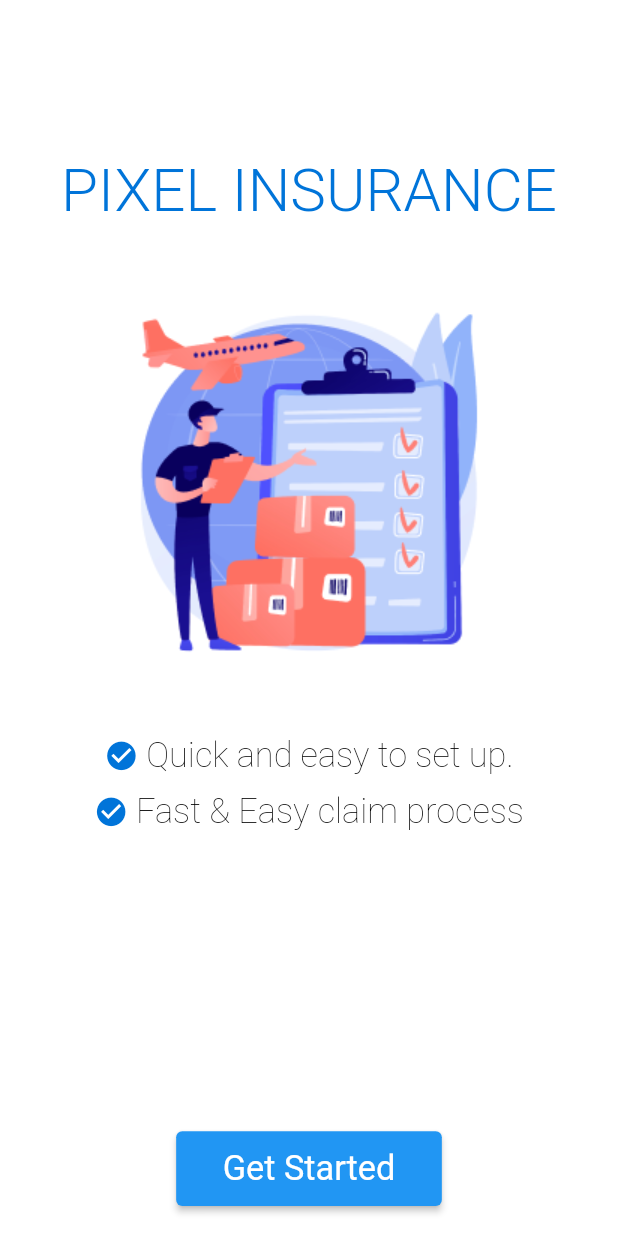
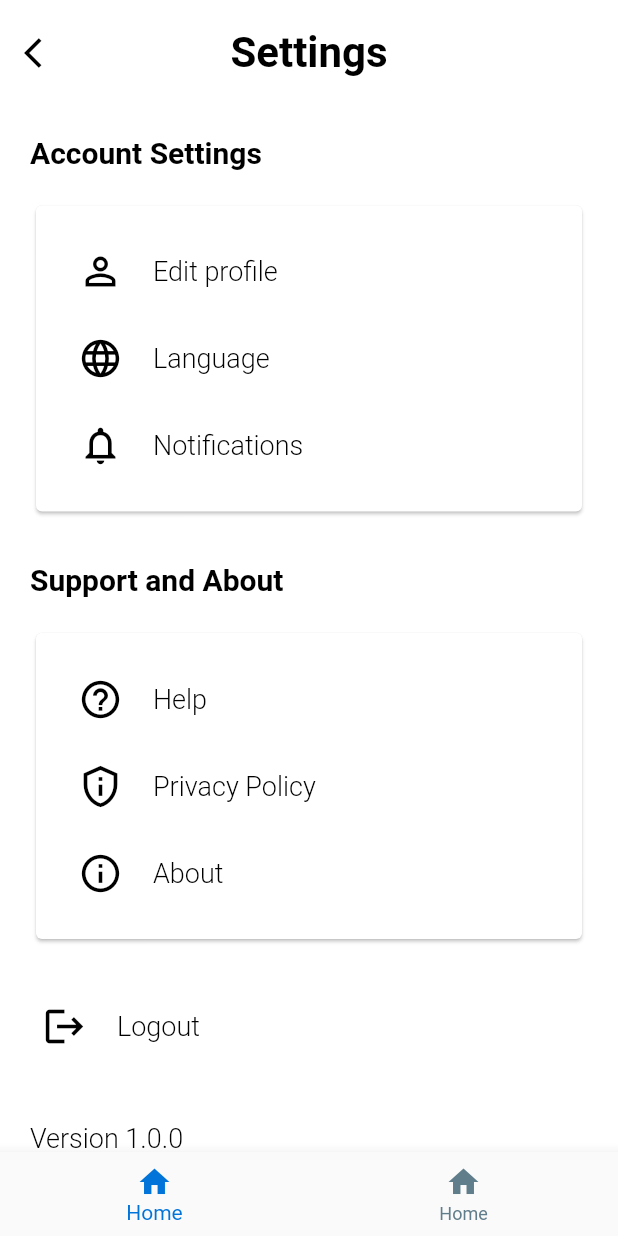
Before and after one commit to Pixel-Finhub/pixel-app-v2, a Flutter app: the screen it shows after launch, on a phone screen of 412 x 824 dp. Run offline on Flutter 3.47's test engine with Material 2 defaults, Android fonts, the phone set to English and light mode, and no system bars; our stand-ins replace flutter_screenutil, get, intl_phone_number_input.

Commit message:
settings page complete.
Remaining:
1. Page open or option open on button click

```diff
--- /dev/null
+++ b/lib/app/ui/auth/settings.dart
@@ -0,0 +1,275 @@
+import 'package:flutter/material.dart';
+import 'package:pixel_insurance_v2/app/ui/shared/custom_nav.dart';
+
+class SettingsPage extends StatelessWidget {
+  const SettingsPage({Key? key}) : super(key: key);
+
+  @override
+  Widget build(BuildContext context) {
+    return Scaffold(
+      backgroundColor: Colors.white,
+      appBar: AppBar(
+        /* padding for status bar */
+        toolbarHeight: 70,
+        elevation: 0,
+
+        /* back button */
+        leading: IconButton(
+          onPressed: () {
+            Navigator.pop(context);
+          },
+          icon: const Icon(Icons.arrow_back_ios, color: Colors.black),
+        ),
+        title: const Text(
+          "Settings",
+          style: TextStyle(
+              color: Colors.black, fontSize: 28, fontWeight: FontWeight.w600),
+        ),
+        centerTitle: true,
+        backgroundColor: Colors.white,
+      ),
+      body: const SingleChildScrollView(
+        child: Column(
+          crossAxisAlignment: CrossAxisAlignment.start,
+          children: [
+            /* Account settings container */
+            Padding(
+              padding: EdgeInsets.fromLTRB(20, 20, 0, 10),
+              child: Text(
+                "Account Settings",
+                style: TextStyle(
+                    color: Colors.black,
+                    fontSize: 20,
+                    fontWeight: FontWeight.w600),
+              ),
+            ),
+
+            /* Account settings card */
+            Padding(
+              padding: EdgeInsets.fromLTRB(20, 10, 20, 10),
+              child: Card(
+                elevation: 1,
+                child: Padding(
+                  padding: EdgeInsets.fromLTRB(20, 20, 20, 20),
+                  child: Column(
+                    children: [
+                      /* Account settings card content */
+                      TextButton(
+                        onPressed: _onPressed,
+                        child: Row(
+                          crossAxisAlignment: CrossAxisAlignment.center,
+                          children: [
+                            Icon(
+                              Icons.person_outline,
+                              color: Colors.black,
+                              size: 30,
+                            ),
+                            SizedBox(width: 20),
+                            Text(
+                              "Edit profile",
+                              style: TextStyle(
+                                  color: Colors.black,
+                                  fontSize: 18,
+                                  fontWeight: FontWeight.w300),
+                            ),
+                          ],
+                        ),
+                      ),
+                      SizedBox(height: 10),
+                      TextButton(
+                        onPressed: _onPressed,
+                        child: Row(
+                          crossAxisAlignment: CrossAxisAlignment.center,
+                          children: [
+                            Icon(
+                              Icons.language_outlined,
+                              color: Colors.black,
+                              size: 30,
+                            ),
+                            SizedBox(width: 20),
+                            Text(
+                              "Language",
+                              style: TextStyle(
+                                  color: Colors.black,
+                                  fontSize: 18,
+                                  fontWeight: FontWeight.w300),
+                            ),
+                          ],
+                        ),
+                      ),
+                      SizedBox(height: 10),
+                      TextButton(
+                        onPressed: _onPressed,
+                        child: Row(
+                          crossAxisAlignment: CrossAxisAlignment.center,
+                          children: [
+                            Icon(
+                              Icons.notifications_none_outlined,
+                              color: Colors.black,
+                              size: 30,
+                            ),
+                            SizedBox(width: 20),
+                            Text(
+                              "Notifications",
+                              style: TextStyle(
+                                  color: Colors.black,
+                                  fontSize: 18,
+                                  fontWeight: FontWeight.w300),
+                            ),
+                          ],
+                        ),
+                      ),
+                    ],
+                  ),
+                ),
+              ),
+            ),
+            /* End Account settings */
+
+            /* Support and about */
+            Padding(
+              padding: EdgeInsets.fromLTRB(20, 20, 0, 10),
+              child: Text(
+                "Support and About",
+                style: TextStyle(
+                    color: Colors.black,
+                    fontSize: 20,
+                    fontWeight: FontWeight.w600),
+              ),
+            ),
+
+            /* Support and about card */
+            Padding(
+              padding: EdgeInsets.fromLTRB(20, 10, 20, 10),
+              child: Card(
+                elevation: 1,
+                child: Padding(
+                  padding: EdgeInsets.fromLTRB(20, 20, 20, 20),
+                  child: Column(
+                    children: [
+                      /* Support and about card content */
+                      TextButton(
+                        onPressed: _onPressed,
+                        child: Row(
+                          crossAxisAlignment: CrossAxisAlignment.center,
+                          children: [
+                            Icon(
+                              Icons.help_outline,
+                              color: Colors.black,
+                              size: 30,
+                            ),
+                            SizedBox(width: 20),
+                            Text(
+                              "Help",
+                              style: TextStyle(
+                                  color: Colors.black,
+                                  fontSize: 18,
+                                  fontWeight: FontWeight.w300),
+                            ),
+                          ],
+                        ),
+                      ),
+                      SizedBox(height: 10),
+                      TextButton(
+                        onPressed: _onPressed,
+                        child: Row(
+                          crossAxisAlignment: CrossAxisAlignment.center,
+                          children: [
+                            Icon(
+                              Icons.privacy_tip_outlined,
+                              color: Colors.black,
+                              size: 30,
+                            ),
+                            SizedBox(width: 20),
+                            Text(
+                              "Privacy Policy",
+                              style: TextStyle(
+                                  color: Colors.black,
+                                  fontSize: 18,
+                                  fontWeight: FontWeight.w300),
+                            ),
+                          ],
+                        ),
+                      ),
+                      SizedBox(height: 10),
+                      TextButton(
+                        onPressed: _onPressed,
+                        child: Row(
+                          crossAxisAlignment: CrossAxisAlignment.center,
+                          children: [
+                            Icon(
+                              Icons.info_outline,
+                              color: Colors.black,
+                              size: 30,
+                            ),
+                            SizedBox(width: 20),
+                            Text(
+                              "About",
+                              style: TextStyle(
+                                  color: Colors.black,
+                                  fontSize: 18,
+                                  fontWeight: FontWeight.w300),
+                            ),
+                          ],
+                        ),
+                      ),
+                    ],
+                  ),
+                ),
+              ),
+            ),
+            /* End Support and about */
+
+            /* Logout button */
+            Padding(
+              padding: EdgeInsets.fromLTRB(20, 20, 20, 20),
+              child: TextButton(
+                onPressed: _onPressed,
+                child: Row(
+                  crossAxisAlignment: CrossAxisAlignment.center,
+                  children: [
+                    Icon(
+                      Icons.logout,
+                      color: Colors.black,
+                      size: 30,
+                    ),
+                    SizedBox(width: 20),
+                    Text(
+                      "Logout",
+                      style: TextStyle(
+                          color: Colors.black,
+                          fontSize: 18,
+                          fontWeight: FontWeight.w300),
+                    ),
+                  ],
+                ),
+              ),
+            ),
+
+
+            /* Version */
+            Padding(
+              padding: EdgeInsets.fromLTRB(20, 20, 20, 20),
+              child: Text(
+                "Version 1.0.0",
+                style: TextStyle(
+                    color: Colors.black,
+                    fontSize: 18,
+                    fontWeight: FontWeight.w300),
+              ),
+            ),
+
+            // CustomNav(currentIndex: 0)
+          ],
+        ),
+      ),
+
+      bottomNavigationBar: const CustomNav(currentIndex: 0),
+    );
+  }
+}
+
+//  this function is used as a place holder for all on pressed functions
+void _onPressed() {
+  // print("pressed");
+}
--- a/lib/main.dart
+++ b/lib/main.dart
@@ -1,7 +1,7 @@
 import 'package:flutter/material.dart';
 import 'package:flutter_screenutil/flutter_screenutil.dart';
 import 'package:get/get.dart';
-import 'package:pixel_insurance_v2/app/ui/auth/splash.dart';
+import 'package:pixel_insurance_v2/app/ui/auth/settings.dart';
 
 void main() {
   runApp(
@@ -18,7 +18,7 @@ class MyApp extends StatelessWidget {
   @override
   Widget build(BuildContext context) {
     return const GetMaterialApp(
-      home: SplashScreen(),
+      home: SettingsPage(),
     );
   }
 }
```
Also changed, not shown: pubspec.lock.
